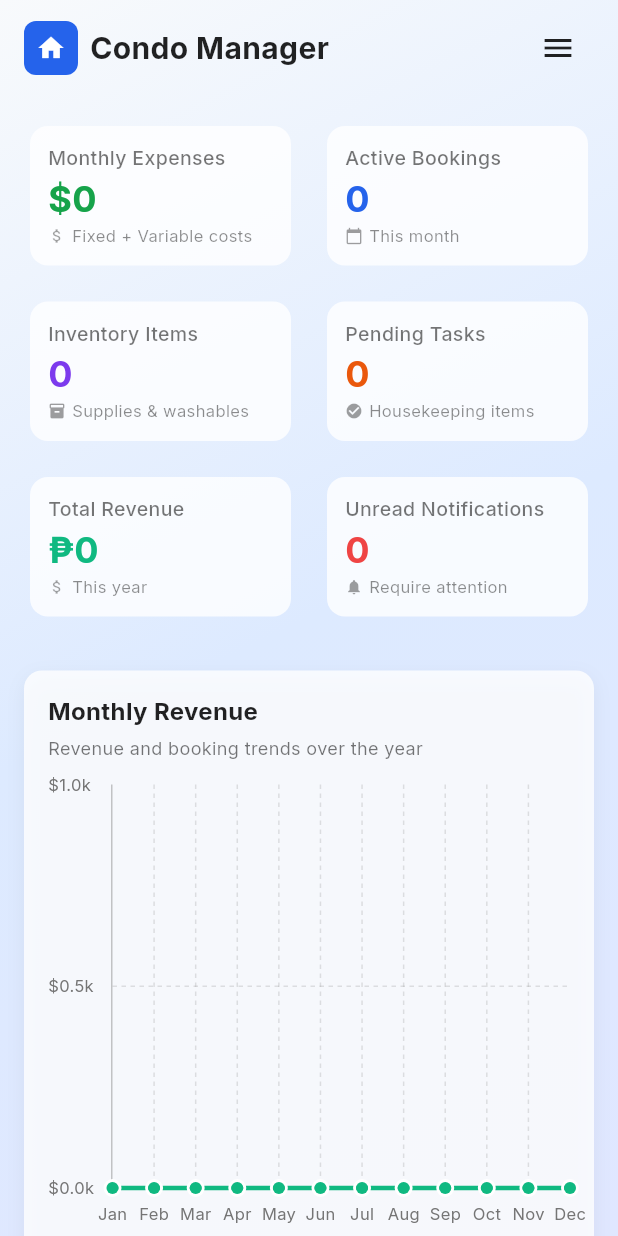
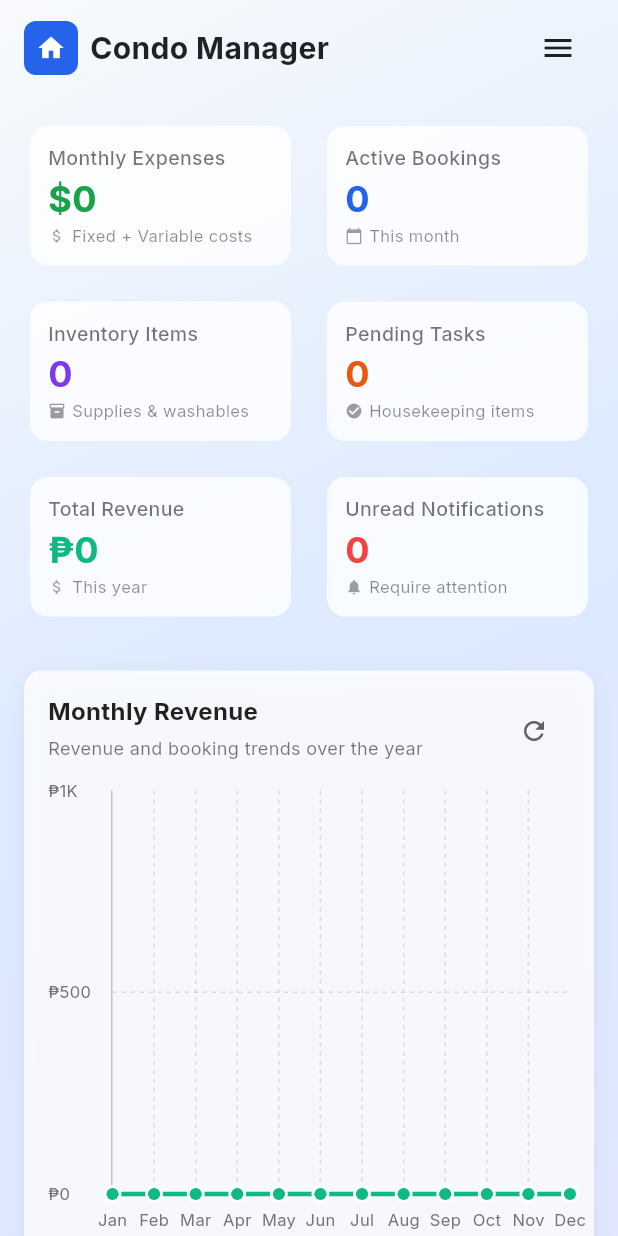
Before and after one commit to delgadjp/Raven-Nest, a Flutter app: the screen it shows after launch, on a phone screen of 412 x 824 dp. Run offline on Flutter 3.47's test engine with Material 3 defaults, Android fonts, the phone set to English and light mode, and no system bars; drawn by our look-alikes of fl_chart; our stand-ins replace go_router, google_fonts, supabase_flutter; accounts and stored records are empty.

Commit message:
feat: Enhance notifications with booking amount and improve dashboard refresh functionality

```diff
--- a/lib/models/notification_model.dart
+++ b/lib/models/notification_model.dart
@@ -12,6 +12,7 @@ class NotificationModel {
   final String? relatedTask;
   final String? relatedItem;
   final IconData icon;
+  final num? bookingAmount; // optional: total_amount from related booking
 
   NotificationModel({
     required this.id,
@@ -25,10 +26,12 @@ class NotificationModel {
     this.relatedTask,
     this.relatedItem,
     required this.icon,
+    this.bookingAmount,
   });
 
   NotificationModel copyWith({
     bool? read,
+    num? bookingAmount,
   }) {
     return NotificationModel(
       id: id,
@@ -42,6 +45,7 @@ class NotificationModel {
       relatedTask: relatedTask,
       relatedItem: relatedItem,
       icon: icon,
+      bookingAmount: bookingAmount ?? this.bookingAmount,
     );
   }
 }
--- a/lib/screens/dashboard_screen.dart
+++ b/lib/screens/dashboard_screen.dart
@@ -320,6 +320,19 @@ class _DashboardScreenState extends State<DashboardScreen> {
         ChartContainer(
           title: 'Monthly Revenue',
           subtitle: 'Revenue and booking trends over the year',
+          headerActions: [
+            Tooltip(
+              message: 'Refresh',
+              child: IconButton(
+                icon: const Icon(Icons.refresh, size: 20),
+                color: Colors.grey.shade700,
+                splashRadius: 18,
+                onPressed: () async {
+                  await _loadChartsData();
+                },
+              ),
+            ),
+          ],
           chart: monthlyRevenueData.isEmpty
             ? _buildEmptyChart('No revenue data available')
             : RevenueLineChart(data: monthlyRevenueData),
@@ -341,6 +354,19 @@ class _DashboardScreenState extends State<DashboardScreen> {
         ChartContainer(
           title: 'Monthly Revenue',
           subtitle: 'Loading...',
+          headerActions: [
+            Tooltip(
+              message: 'Refresh',
+              child: IconButton(
+                icon: const Icon(Icons.refresh, size: 20),
+                color: Colors.grey.shade700,
+                splashRadius: 18,
+                onPressed: () async {
+                  await _loadChartsData();
+                },
+              ),
+            ),
+          ],
           chart: const Center(
             child: CircularProgressIndicator(),
           ),
--- a/lib/widgets/analytics/chart_container.dart
+++ b/lib/widgets/analytics/chart_container.dart
@@ -6,6 +6,7 @@ class ChartContainer extends StatelessWidget {
   final String subtitle;
   final Widget chart;
   final double height;
+  final List<Widget>? headerActions;
 
   const ChartContainer({
     super.key,
@@ -13,6 +14,7 @@ class ChartContainer extends StatelessWidget {
     required this.subtitle,
     required this.chart,
     this.height = 300,
+    this.headerActions,
   });
 
   @override
@@ -25,6 +27,13 @@ class ChartContainer extends StatelessWidget {
           offset: const Offset(0, 4),
         ),
       ],
+      child: Column(
+        crossAxisAlignment: CrossAxisAlignment.start,
+        children: [
+          Row(
+            crossAxisAlignment: CrossAxisAlignment.start,
+            children: [
+              Expanded(
                 child: Column(
                   crossAxisAlignment: CrossAxisAlignment.start,
                   children: [
@@ -44,6 +53,18 @@ class ChartContainer extends StatelessWidget {
                         color: Colors.black54,
                       ),
                     ),
+                  ],
+                ),
+              ),
+              if (headerActions != null && headerActions!.isNotEmpty)
+                Row(
+                  mainAxisSize: MainAxisSize.min,
+                  children: [
+                    ...headerActions!,
+                  ],
+                ),
+            ],
+          ),
           const SizedBox(height: 16),
           SizedBox(
             height: height,
--- a/lib/widgets/analytics/revenue_line_chart.dart
+++ b/lib/widgets/analytics/revenue_line_chart.dart
@@ -1,5 +1,6 @@
 import 'package:flutter/material.dart';
 import 'package:fl_chart/fl_chart.dart';
+import 'package:intl/intl.dart';
 
 class RevenueLineChart extends StatelessWidget {
   final List<Map<String, dynamic>> data;
@@ -15,6 +16,18 @@ class RevenueLineChart extends StatelessWidget {
 
   @override
   Widget build(BuildContext context) {
+    // Use Philippine Peso formatting to match the rest of the dashboard
+    final NumberFormat pesoFormat = NumberFormat.currency(
+      locale: 'en_PH',
+      symbol: '₱',
+      decimalDigits: 0,
+    );
+    final NumberFormat compactPesoFormat = NumberFormat.compactCurrency(
+      locale: 'en_PH',
+      symbol: '₱',
+      decimalDigits: 0,
+    );
+
     return LineChart(
       LineChartData(
         gridData: FlGridData(
@@ -72,7 +85,7 @@ class RevenueLineChart extends StatelessWidget {
                 // Only show titles for values that are multiples of the interval and within our range
                 if (value >= _getMinValue() && value <= _getMaxValue()) {
                   return Text(
-                    '\$${(value / 1000).toStringAsFixed(1)}k',
+                    compactPesoFormat.format(value),
                     style: TextStyle(
                       color: Colors.grey[600],
                       fontWeight: FontWeight.w400,
@@ -142,7 +155,7 @@ class RevenueLineChart extends StatelessWidget {
                     ),
                     children: [
                       TextSpan(
-                        text: 'Revenue: \$${dataPoint['revenue'] ?? 0}\n',
+                        text: 'Revenue: ${pesoFormat.format((dataPoint['revenue'] ?? 0) as num)}\n',
                         style: const TextStyle(
                           color: Colors.white,
                           fontSize: 11,
```
Also changed, not shown: lib/screens/notifications_screen.dart (+15 -2 lines), lib/services/notifications_service.dart (+76 -15 lines), lib/widgets/notifications/notification_card.dart (+52 -37 lines). Lines whose indentation alone changed are shown as unchanged.
